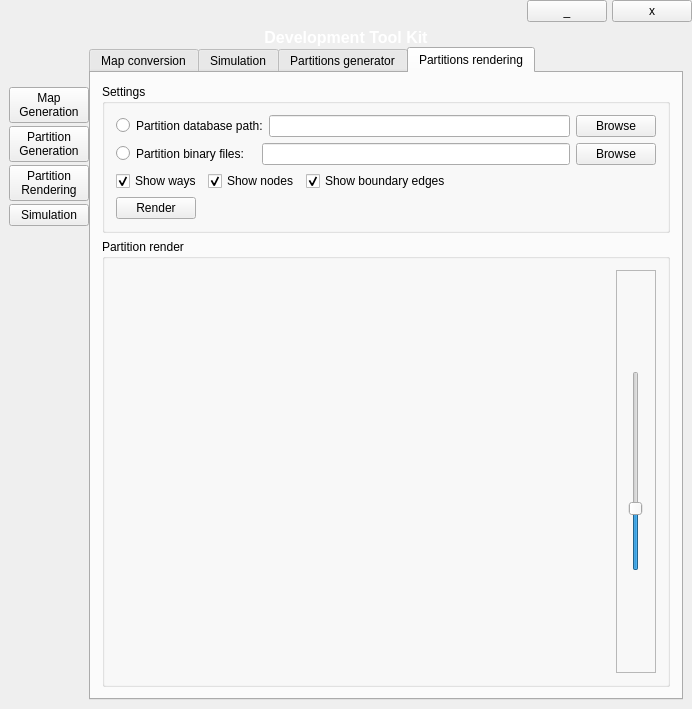
dotevo/Pilocik, file Utils/mainwindow.ui: the form before one commit.
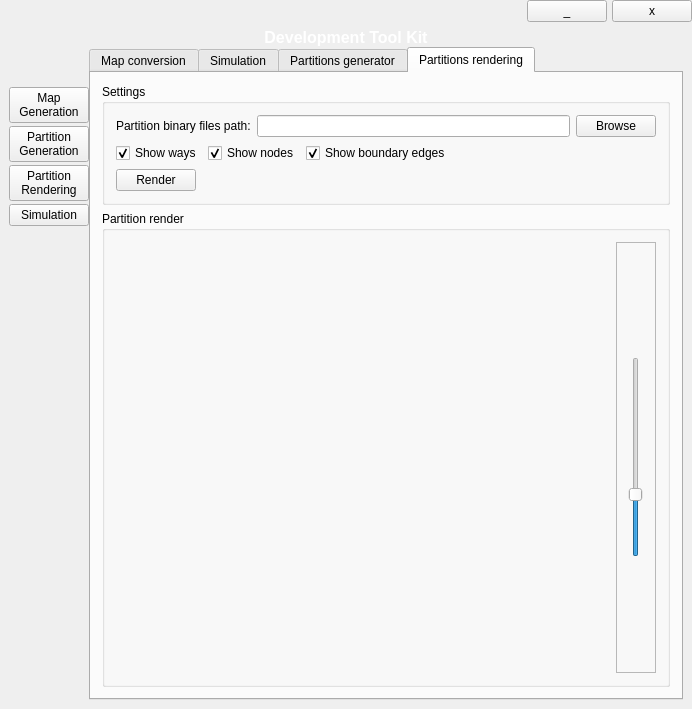
The form after the commit. The open tabs and pages were chosen to show the change. Icons and pictures are not drawn. Custom widgets are drawn as their Qt base class.

```diff
--- a/Utils/mainwindow.ui
+++ b/Utils/mainwindow.ui
@@ -1739,59 +1739,8 @@
                <string>Settings</string>
               </property>
               <layout class="QVBoxLayout" name="verticalLayout_9">
-               <item>
-                <layout class="QHBoxLayout" name="horizontalLayout_24">
-                 <item>
-                  <widget class="QRadioButton" name="partDatabaseRadioButton">
-                   <property name="text">
-                    <string/>
-                   </property>
-                  </widget>
-                 </item>
-                 <item>
-                  <widget class="QLabel" name="partRenderPathL">
-                   <property name="minimumSize">
-                    <size>
-                     <width>120</width>
-                     <height>0</height>
-                    </size>
-                   </property>
-                   <property name="maximumSize">
-                    <size>
-                     <width>16777215</width>
-                     <height>15</height>
-                    </size>
-                   </property>
-                   <property name="text">
-                    <string>Partition database path:</string>
-                   </property>
-                  </widget>
-                 </item>
-                 <item>
-                  <widget class="QLineEdit" name="partDatabaseRenderPath">
-                   <property name="text">
-                    <string/>
-                   </property>
-                  </widget>
-                 </item>
-                 <item>
-                  <widget class="QPushButton" name="partDatabaseRenderPathButton">
-                   <property name="text">
-                    <string>Browse</string>
-                   </property>
-                  </widget>
-                 </item>
-                </layout>
-               </item>
                <item>
                 <layout class="QHBoxLayout" name="horizontalLayout_33">
-                 <item>
-                  <widget class="QRadioButton" name="partBinaryRadioButton">
-                   <property name="text">
-                    <string/>
-                   </property>
-                  </widget>
-                 </item>
                  <item>
                   <widget class="QLabel" name="label_23">
                    <property name="minimumSize">
@@ -1801,7 +1750,7 @@
                     </size>
                    </property>
                    <property name="text">
-                    <string>Partition binary files:</string>
+                    <string>Partition binary files path:</string>
                    </property>
                   </widget>
                  </item>
```
Left out of the diff: 2 changed lines with no effect on the pictures.
